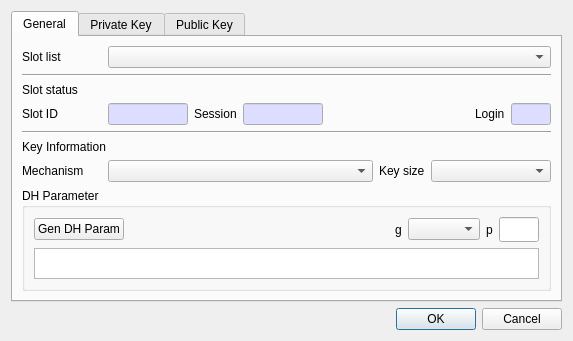
First picture: the form in CryptokiMan/gen_key_pair_dlg.ui, repository jykim74/CryptokiMan, before the edit.
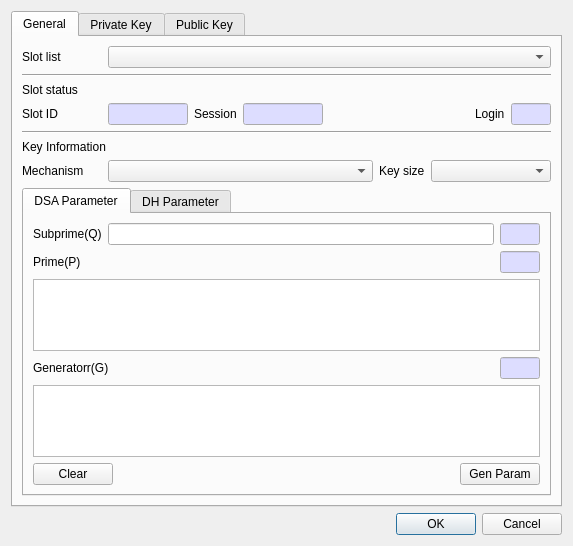
Second picture: the form after the edit.

Commit message: DSA GenKeyPair 기능 추가

What changed in the file:
```diff
--- a/CryptokiMan/gen_key_pair_dlg.ui
+++ b/CryptokiMan/gen_key_pair_dlg.ui
@@ -7,7 +7,7 @@
     <x>0</x>
     <y>0</y>
     <width>573</width>
-    <height>341</height>
+    <height>536</height>
    </rect>
   </property>
   <property name="windowTitle">
@@ -339,19 +339,420 @@
         </layout>
        </item>
        <item>
-        <widget class="QGroupBox" name="mDHParamGroup">
-         <property name="minimumSize">
-          <size>
-           <width>0</width>
-           <height>80</height>
-          </size>
+        <widget class="QTabWidget" name="mParamTab">
+         <property name="currentIndex">
+          <number>0</number>
          </property>
-         <property name="title">
-          <string>DH Parameter</string>
-         </property>
+         <widget class="QWidget" name="tab_4">
+          <attribute name="title">
+           <string>DSA Parameter</string>
+          </attribute>
          <layout class="QVBoxLayout" name="verticalLayout_5">
           <item>
            <layout class="QGridLayout" name="gridLayout_8">
+             <item row="0" column="1">
+              <widget class="QLineEdit" name="mDSA_QText">
+               <property name="palette">
+                <palette>
+                 <active>
+                  <colorrole role="Base">
+                   <brush brushstyle="SolidPattern">
+                    <color alpha="255">
+                     <red>255</red>
+                     <green>255</green>
+                     <blue>255</blue>
+                    </color>
+                   </brush>
+                  </colorrole>
+                 </active>
+                 <inactive>
+                  <colorrole role="Base">
+                   <brush brushstyle="SolidPattern">
+                    <color alpha="255">
+                     <red>255</red>
+                     <green>255</green>
+                     <blue>255</blue>
+                    </color>
+                   </brush>
+                  </colorrole>
+                 </inactive>
+                 <disabled>
+                  <colorrole role="Base">
+                   <brush brushstyle="SolidPattern">
+                    <color alpha="255">
+                     <red>240</red>
+                     <green>240</green>
+                     <blue>240</blue>
+                    </color>
+                   </brush>
+                  </colorrole>
+                 </disabled>
+                </palette>
+               </property>
+               <property name="readOnly">
+                <bool>false</bool>
+               </property>
+              </widget>
+             </item>
+             <item row="0" column="2">
+              <widget class="QLineEdit" name="mDSA_QLenText">
+               <property name="minimumSize">
+                <size>
+                 <width>40</width>
+                 <height>0</height>
+                </size>
+               </property>
+               <property name="maximumSize">
+                <size>
+                 <width>40</width>
+                 <height>16777215</height>
+                </size>
+               </property>
+               <property name="palette">
+                <palette>
+                 <active>
+                  <colorrole role="Base">
+                   <brush brushstyle="SolidPattern">
+                    <color alpha="255">
+                     <red>221</red>
+                     <green>221</green>
+                     <blue>255</blue>
+                    </color>
+                   </brush>
+                  </colorrole>
+                 </active>
+                 <inactive>
+                  <colorrole role="Base">
+                   <brush brushstyle="SolidPattern">
+                    <color alpha="255">
+                     <red>221</red>
+                     <green>221</green>
+                     <blue>255</blue>
+                    </color>
+                   </brush>
+                  </colorrole>
+                 </inactive>
+                 <disabled>
+                  <colorrole role="Base">
+                   <brush brushstyle="SolidPattern">
+                    <color alpha="255">
+                     <red>240</red>
+                     <green>240</green>
+                     <blue>240</blue>
+                    </color>
+                   </brush>
+                  </colorrole>
+                 </disabled>
+                </palette>
+               </property>
+               <property name="readOnly">
+                <bool>true</bool>
+               </property>
+              </widget>
+             </item>
+             <item row="0" column="0">
+              <widget class="QLabel" name="label_18">
+               <property name="text">
+                <string>Subprime(Q)</string>
+               </property>
+              </widget>
+             </item>
+            </layout>
+           </item>
+           <item>
+            <layout class="QGridLayout" name="gridLayout_10">
+             <item row="0" column="0">
+              <widget class="QLabel" name="label_19">
+               <property name="text">
+                <string>Prime(P)</string>
+               </property>
+              </widget>
+             </item>
+             <item row="0" column="2">
+              <widget class="QLineEdit" name="mDSA_PLenText">
+               <property name="minimumSize">
+                <size>
+                 <width>40</width>
+                 <height>0</height>
+                </size>
+               </property>
+               <property name="maximumSize">
+                <size>
+                 <width>40</width>
+                 <height>16777215</height>
+                </size>
+               </property>
+               <property name="palette">
+                <palette>
+                 <active>
+                  <colorrole role="Base">
+                   <brush brushstyle="SolidPattern">
+                    <color alpha="255">
+                     <red>221</red>
+                     <green>221</green>
+                     <blue>255</blue>
+                    </color>
+                   </brush>
+                  </colorrole>
+                 </active>
+                 <inactive>
+                  <colorrole role="Base">
+                   <brush brushstyle="SolidPattern">
+                    <color alpha="255">
+                     <red>221</red>
+                     <green>221</green>
+                     <blue>255</blue>
+                    </color>
+                   </brush>
+                  </colorrole>
+                 </inactive>
+                 <disabled>
+                  <colorrole role="Base">
+                   <brush brushstyle="SolidPattern">
+                    <color alpha="255">
+                     <red>240</red>
+                     <green>240</green>
+                     <blue>240</blue>
+                    </color>
+                   </brush>
+                  </colorrole>
+                 </disabled>
+                </palette>
+               </property>
+               <property name="readOnly">
+                <bool>true</bool>
+               </property>
+              </widget>
+             </item>
+             <item row="0" column="1">
+              <spacer name="horizontalSpacer">
+               <property name="orientation">
+                <enum>Qt::Horizontal</enum>
+               </property>
+               <property name="sizeHint" stdset="0">
+                <size>
+                 <width>40</width>
+                 <height>20</height>
+                </size>
+               </property>
+              </spacer>
+             </item>
+            </layout>
+           </item>
+           <item>
+            <widget class="QPlainTextEdit" name="mDSA_PText">
+             <property name="palette">
+              <palette>
+               <active>
+                <colorrole role="Base">
+                 <brush brushstyle="SolidPattern">
+                  <color alpha="255">
+                   <red>255</red>
+                   <green>255</green>
+                   <blue>255</blue>
+                  </color>
+                 </brush>
+                </colorrole>
+               </active>
+               <inactive>
+                <colorrole role="Base">
+                 <brush brushstyle="SolidPattern">
+                  <color alpha="255">
+                   <red>255</red>
+                   <green>255</green>
+                   <blue>255</blue>
+                  </color>
+                 </brush>
+                </colorrole>
+               </inactive>
+               <disabled>
+                <colorrole role="Base">
+                 <brush brushstyle="SolidPattern">
+                  <color alpha="255">
+                   <red>240</red>
+                   <green>240</green>
+                   <blue>240</blue>
+                  </color>
+                 </brush>
+                </colorrole>
+               </disabled>
+              </palette>
+             </property>
+             <property name="readOnly">
+              <bool>false</bool>
+             </property>
+            </widget>
+           </item>
+           <item>
+            <layout class="QGridLayout" name="gridLayout_11">
+             <property name="topMargin">
+              <number>0</number>
+             </property>
+             <item row="0" column="2">
+              <widget class="QLineEdit" name="mDSA_GLenText">
+               <property name="minimumSize">
+                <size>
+                 <width>40</width>
+                 <height>0</height>
+                </size>
+               </property>
+               <property name="maximumSize">
+                <size>
+                 <width>40</width>
+                 <height>16777215</height>
+                </size>
+               </property>
+               <property name="palette">
+                <palette>
+                 <active>
+                  <colorrole role="Base">
+                   <brush brushstyle="SolidPattern">
+                    <color alpha="255">
+                     <red>221</red>
+                     <green>221</green>
+                     <blue>255</blue>
+                    </color>
+                   </brush>
+                  </colorrole>
+                 </active>
+                 <inactive>
+                  <colorrole role="Base">
+                   <brush brushstyle="SolidPattern">
+                    <color alpha="255">
+                     <red>221</red>
+                     <green>221</green>
+                     <blue>255</blue>
+                    </color>
+                   </brush>
+                  </colorrole>
+                 </inactive>
+                 <disabled>
+                  <colorrole role="Base">
+                   <brush brushstyle="SolidPattern">
+                    <color alpha="255">
+                     <red>240</red>
+                     <green>240</green>
+                     <blue>240</blue>
+                    </color>
+                   </brush>
+                  </colorrole>
+                 </disabled>
+                </palette>
+               </property>
+               <property name="readOnly">
+                <bool>true</bool>
+               </property>
+              </widget>
+             </item>
+             <item row="0" column="0">
+              <widget class="QLabel" name="label_20">
+               <property name="text">
+                <string>Generatorr(G)</string>
+               </property>
+              </widget>
+             </item>
+             <item row="0" column="1">
+              <spacer name="horizontalSpacer_4">
+               <property name="orientation">
+                <enum>Qt::Horizontal</enum>
+               </property>
+               <property name="sizeHint" stdset="0">
+                <size>
+                 <width>40</width>
+                 <height>20</height>
+                </size>
+               </property>
+              </spacer>
+             </item>
+            </layout>
+           </item>
+           <item>
+            <widget class="QPlainTextEdit" name="mDSA_GText">
+             <property name="palette">
+              <palette>
+               <active>
+                <colorrole role="Base">
+                 <brush brushstyle="SolidPattern">
+                  <color alpha="255">
+                   <red>255</red>
+                   <green>255</green>
+                   <blue>255</blue>
+                  </color>
+                 </brush>
+                </colorrole>
+               </active>
+               <inactive>
+                <colorrole role="Base">
+                 <brush brushstyle="SolidPattern">
+                  <color alpha="255">
+                   <red>255</red>
+                   <green>255</green>
+                   <blue>255</blue>
+                  </color>
+                 </brush>
+                </colorrole>
+               </inactive>
+               <disabled>
+                <colorrole role="Base">
+                 <brush brushstyle="SolidPattern">
+                  <color alpha="255">
+                   <red>240</red>
+                   <green>240</green>
+                   <blue>240</blue>
+                  </color>
+                 </brush>
+                </colorrole>
+               </disabled>
+              </palette>
+             </property>
+             <property name="readOnly">
+              <bool>false</bool>
+             </property>
+            </widget>
+           </item>
+           <item>
+            <layout class="QGridLayout" name="gridLayout_12">
+             <property name="topMargin">
+              <number>0</number>
+             </property>
+             <item row="0" column="2">
+              <widget class="QPushButton" name="mDSAGenParamBtn">
+               <property name="text">
+                <string>Gen Param</string>
+               </property>
+              </widget>
+             </item>
+             <item row="0" column="0">
+              <widget class="QPushButton" name="mDSAClearParamBtn">
+               <property name="text">
+                <string>Clear</string>
+               </property>
+              </widget>
+             </item>
+             <item row="0" column="1">
+              <spacer name="horizontalSpacer_5">
+               <property name="orientation">
+                <enum>Qt::Horizontal</enum>
+               </property>
+               <property name="sizeHint" stdset="0">
+                <size>
+                 <width>40</width>
+                 <height>20</height>
+                </size>
+               </property>
+              </spacer>
+             </item>
+            </layout>
+           </item>
+          </layout>
+         </widget>
+         <widget class="QWidget" name="tab_5">
+          <attribute name="title">
+           <string>DH Parameter</string>
+          </attribute>
+          <layout class="QVBoxLayout" name="verticalLayout_6">
+           <item>
+            <layout class="QGridLayout" name="gridLayout_9">
             <item row="0" column="2">
              <widget class="QLabel" name="label_15">
               <property name="text">
@@ -359,8 +760,8 @@
               </property>
              </widget>
             </item>
-            <item row="0" column="0">
-             <widget class="QPushButton" name="mGenDHParamBtn">
+             <item row="0" column="4">
+              <widget class="QLabel" name="label_17">
               <property name="text">
                <string>Gen DH Param</string>
               </property>
@@ -387,6 +788,13 @@
             <item row="0" column="3">
              <widget class="QComboBox" name="mDH_GCombo"/>
             </item>
+             <item row="0" column="0">
+              <widget class="QPushButton" name="mGenDHParamBtn">
+               <property name="text">
+                <string>Gen DH Param</string>
+               </property>
+              </widget>
+             </item>
             <item row="0" column="1">
              <spacer name="horizontalSpacer_3">
               <property name="orientation">
@@ -400,13 +808,6 @@
               </property>
              </spacer>
             </item>
-            <item row="0" column="4">
-             <widget class="QLabel" name="label_17">
-              <property name="text">
-               <string>p</string>
-              </property>
-             </widget>
-            </item>
            </layout>
           </item>
           <item>
@@ -420,19 +821,7 @@
           </item>
          </layout>
         </widget>
-       </item>
-       <item>
-        <spacer name="verticalSpacer">
-         <property name="orientation">
-          <enum>Qt::Vertical</enum>
-         </property>
-         <property name="sizeHint" stdset="0">
-          <size>
-           <width>20</width>
-           <height>40</height>
-          </size>
-         </property>
-        </spacer>
+        </widget>
        </item>
       </layout>
      </widget>
```
Left out of the diff: 2 changed lines with no effect on the pictures. Lines whose indentation alone changed are shown as unchanged. The commit also changes 2 other files.
